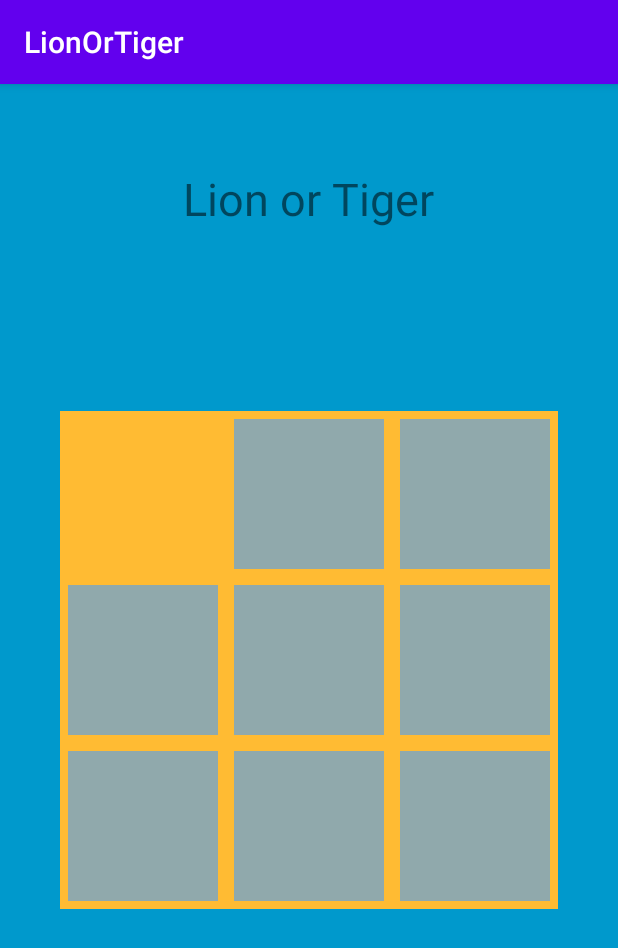
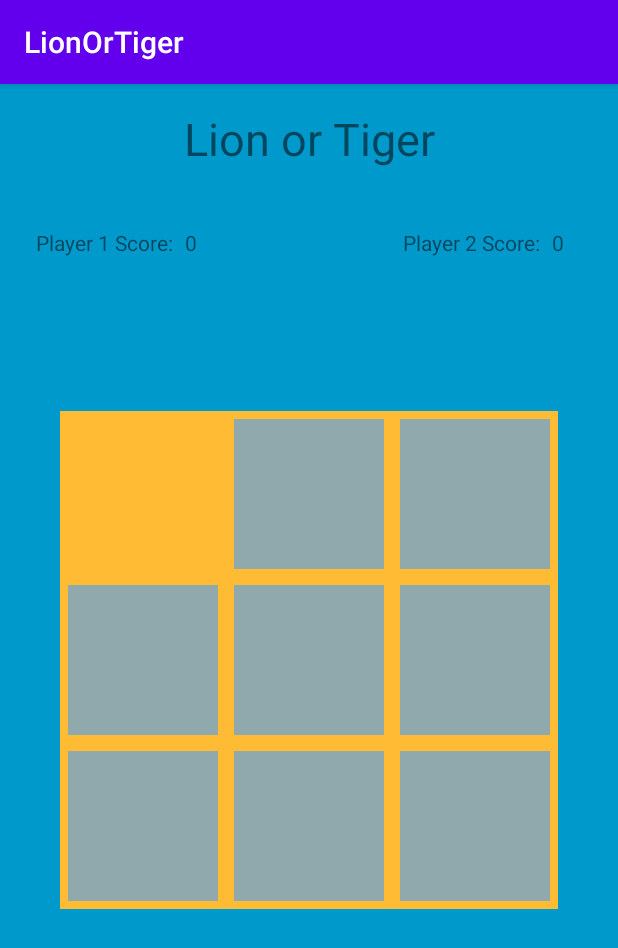
Before and after one commit to shreemantrau/LionOrTiger, an Android app: the screen it shows after launch (MainActivity), after a tap on an icon or button, on a phone screen of 412 x 824 dp. Shown: the top 948 px of the screen. Run offline under Robolectric (Android 15) with nearby library versions, the phone set to English and light mode, and no system bars.

Commit message:
Player score has been added.

```diff
--- a/app/src/main/java/com/example/lionortiger/MainActivity.java
+++ b/app/src/main/java/com/example/lionortiger/MainActivity.java
@@ -1,59 +1,108 @@
 package com.example.lionortiger;
 
 import androidx.appcompat.app.AppCompatActivity;
+import androidx.gridlayout.widget.GridLayout;
 
 import android.media.Image;
 import android.os.Bundle;
 import android.util.Log;
 import android.view.View;
-import android.widget.GridLayout;
+import android.widget.Button;
 import android.widget.ImageView;
+import android.widget.TextView;
 import android.widget.Toast;
 
 public class MainActivity extends AppCompatActivity {
 
     enum Player{
-        ONE,TWO
+        NO,ONE,TWO
     }
 
+    private GridLayout gridLayout;
+    private Player currentPLayer = Player.ONE;
+    private Player [] playerChoices=new Player[]{Player.NO,Player.NO,Player.NO,Player.NO,Player.NO,Player.NO,Player.NO,Player.NO,Player.NO};
 
-    Player currentPLayer = Player.ONE;
-    Player [] playerChoices=new Player[9];
-
+    private boolean flag=false;
+    TextView playerOneScore;
+    TextView playerTwoScore;
+    int player_one=0;
+    int player_two=0;
+    private Button resetButton;
     int[][] winningValues=new int[][]{{0,1,2},{3,4,5},{6,7,8},{0,3,6},{1,4,7},{2,5,8},{0,4,8},{2,4,6}};
 
     @Override
     protected void onCreate(Bundle savedInstanceState) {
         super.onCreate(savedInstanceState);
         setContentView(R.layout.activity_main);
+        resetButton=findViewById(R.id.resetBtn);
+        resetButton.setOnClickListener(new View.OnClickListener() {
+            @Override
+            public void onClick(View v) {
+                resetGame();
+            }
+        });
 
     }
 
     public void imageViewIsClicked(View image){
 
         ImageView img = (ImageView) image;
+        playerOneScore=findViewById(R.id.playerOneScore);
+        playerTwoScore=findViewById(R.id.playerTwoScore);
         int tiTag=Integer.parseInt(img.getTag().toString());
-        playerChoices[tiTag]=currentPLayer;
-        img.setTranslationX(-2000);
-        if (currentPLayer == Player.ONE) {
-            img.setImageResource(R.drawable.lion);
-            currentPLayer = Player.TWO;
+        if(playerChoices[tiTag]==Player.NO && flag==false) {
+            playerChoices[tiTag] = currentPLayer;
+            img.setTranslationX(-2000);
+            if (currentPLayer == Player.ONE) {
+                img.setImageResource(R.drawable.lion);
+                currentPLayer = Player.TWO;
             } else if (currentPLayer == Player.TWO) {
                 img.setImageResource(R.drawable.tiger);
                 currentPLayer = Player.ONE;
             }
-        img.animate().translationXBy(2000).rotation(3600).setDuration(2000);
+            img.animate().translationXBy(2000).rotation(3600).setDuration(2000);
 
-        for(int[] array:winningValues){
-            if(playerChoices[array[0]]==playerChoices[array[1]] && playerChoices[array[1]]==playerChoices[array[2]] && playerChoices[array[0]] != null ){
-                if(currentPLayer == Player.ONE){
-                Toast.makeText(this,"Player two is the winner!",Toast.LENGTH_SHORT).show();
-                }else{
-                    Toast.makeText(this,"Player One is the winner",Toast.LENGTH_SHORT).show();
+            for (int[] array : winningValues) {
+                if (playerChoices[array[0]] == playerChoices[array[1]] && playerChoices[array[1]] == playerChoices[array[2]] && playerChoices[array[0]] != Player.NO) {
+                    if (currentPLayer == Player.ONE) {
+                        Toast.makeText(this, "Player two is the winner!", Toast.LENGTH_SHORT).show();
+                        player_two++;
+                        playerOneScore.setText(player_one+"");
+                        playerTwoScore.setText(player_two+"");
+
+                    } else {
+                        Toast.makeText(this, "Player One is the winner", Toast.LENGTH_SHORT).show();
+                        player_one++;
+                        playerOneScore.setText(player_one+"");
+                        playerTwoScore.setText(player_two+"");
+                    }
+
+                    flag=true;
+                    resetButton=findViewById(R.id.resetBtn);
+                    resetButton.animate().alpha(1).setDuration(4000);
                 }
+
             }
+        }
 
+    }
+
+    private void resetGame(){
+        gridLayout=findViewById(R.id.gl);
+        for(int i=0;i<gridLayout.getChildCount();i++){
+            ImageView imageView=(ImageView) gridLayout.getChildAt(i);
+            imageView.setImageDrawable(null);
         }
+
+        currentPLayer=Player.ONE;
+
+        for(int i=0;i< playerChoices.length;i++){
+            playerChoices[i]=Player.NO;
+        }
+        resetButton=findViewById(R.id.resetBtn);
+        resetButton.animate().alpha(1);
+        flag=false;
+
 
     }
 
--- a/app/src/main/res/layout/activity_main.xml
+++ b/app/src/main/res/layout/activity_main.xml
@@ -147,11 +147,67 @@
         android:id="@+id/textView"
         android:layout_width="wrap_content"
         android:layout_height="wrap_content"
-        android:layout_marginTop="56dp"
+        android:layout_marginTop="16dp"
         android:text="Lion or Tiger"
         android:textSize="30sp"
         app:layout_constraintEnd_toEndOf="parent"
-        app:layout_constraintHorizontal_bias="0.498"
         app:layout_constraintStart_toStartOf="parent"
         app:layout_constraintTop_toTopOf="parent" />
+
+    <Button
+        android:id="@+id/resetBtn"
+        android:layout_width="wrap_content"
+        android:layout_height="wrap_content"
+        android:alpha="0"
+        android:background="#7FED84"
+        android:onClick="resetClicked"
+        android:text="Reset"
+        app:layout_constraintBottom_toBottomOf="parent"
+        app:layout_constraintEnd_toEndOf="parent"
+        app:layout_constraintStart_toStartOf="parent"
+        app:layout_constraintTop_toBottomOf="@+id/gl" />
+
+    <TextView
+        android:id="@+id/playerOneScore"
+        android:layout_width="wrap_content"
+        android:layout_height="wrap_content"
+        android:layout_marginStart="8dp"
+        android:layout_marginLeft="8dp"
+        android:layout_marginTop="96dp"
+        android:text="0"
+        app:layout_constraintStart_toEndOf="@+id/textView3"
+        app:layout_constraintTop_toTopOf="parent" />
+
+    <TextView
+        android:id="@+id/textView3"
+        android:layout_width="wrap_content"
+        android:layout_height="wrap_content"
+        android:layout_marginStart="24dp"
+        android:layout_marginLeft="24dp"
+        android:layout_marginTop="96dp"
+        android:text="Player 1 Score:"
+        app:layout_constraintStart_toStartOf="parent"
+        app:layout_constraintTop_toTopOf="parent" />
+
+    <TextView
+        android:id="@+id/textView4"
+        android:layout_width="wrap_content"
+        android:layout_height="wrap_content"
+        android:layout_marginTop="96dp"
+        android:layout_marginEnd="52dp"
+        android:layout_marginRight="52dp"
+        android:text="Player 2 Score:"
+        app:layout_constraintEnd_toEndOf="parent"
+        app:layout_constraintTop_toTopOf="parent" />
+
+    <TextView
+        android:id="@+id/playerTwoScore"
+        android:layout_width="wrap_content"
+        android:layout_height="wrap_content"
+        android:layout_marginTop="96dp"
+        android:layout_marginEnd="36dp"
+        android:layout_marginRight="36dp"
+        android:text="0"
+        app:layout_constraintEnd_toEndOf="parent"
+        app:layout_constraintTop_toTopOf="parent" />
 </androidx.constraintlayout.widget.ConstraintLayout>
```
